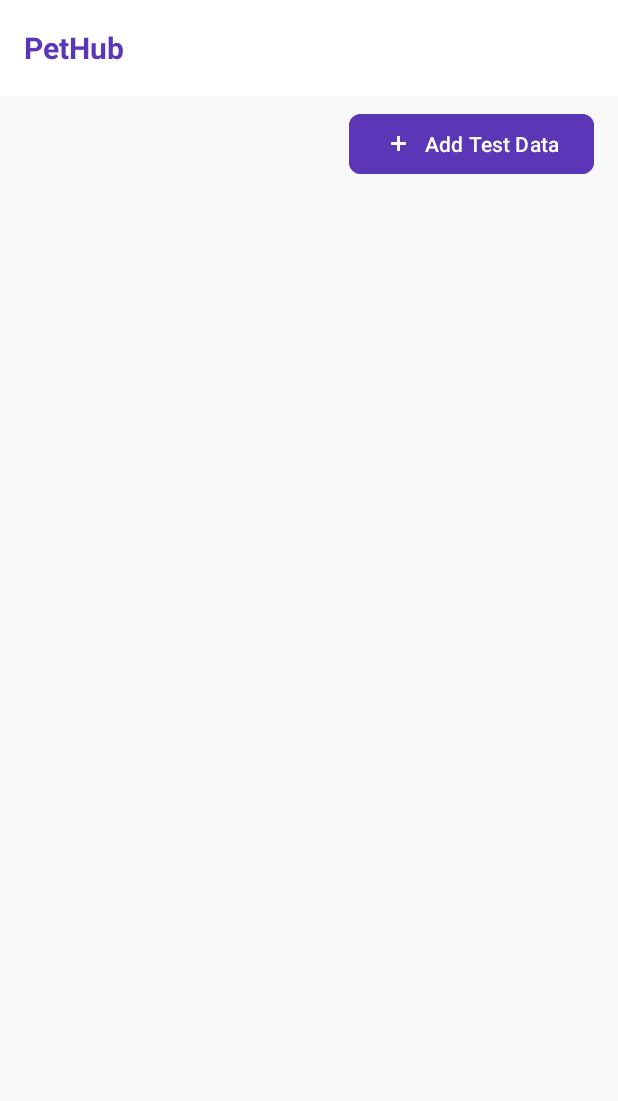
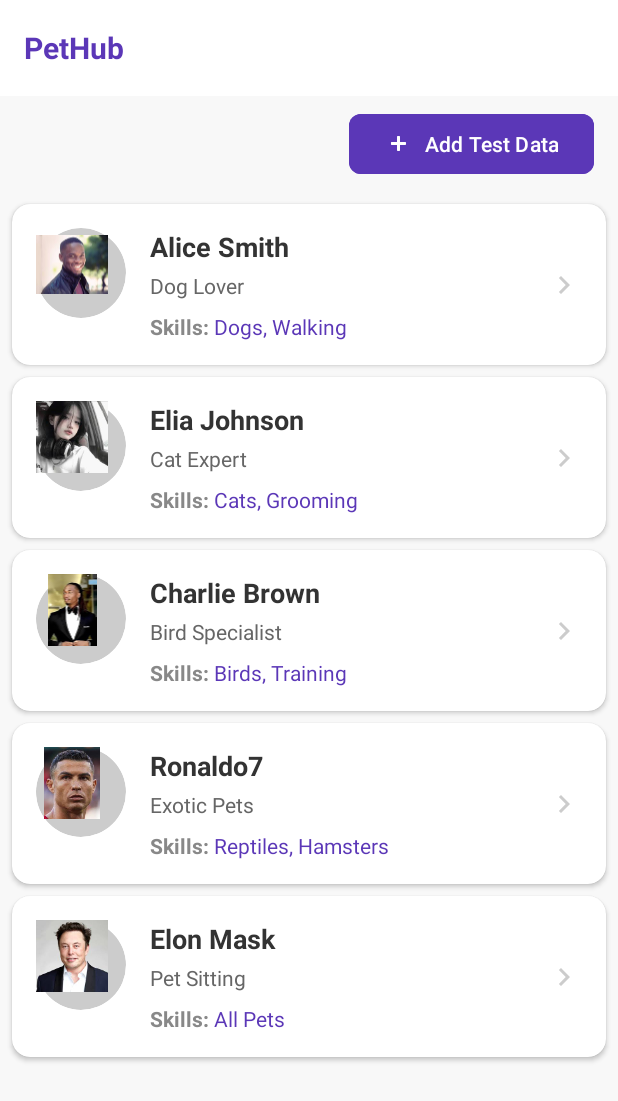
Before and after one commit to JosephTanKaiJun/Pet-Hub, an Android app: the SelectionActivity screen opened directly, with no data from a screen before it, on a phone screen of 412 x 824 dp. Shown: the top 1101 px of the screen. Run offline under Robolectric (Android 15) with nearby library versions, the phone set to English and light mode, and no system bars; our stand-ins replace CircleImageView; 1 statement that could not run was skipped.

Commit message:
add more message and images icon

```diff
--- a/app/build.gradle
+++ b/app/build.gradle
@@ -31,6 +31,8 @@ android {
 }
 
 dependencies {
+    implementation 'com.github.bumptech.glide:glide:4.16.0'
+    annotationProcessor 'com.github.bumptech.glide:compiler:4.16.0'
     implementation 'de.hdodenhof:circleimageview:3.1.0'
     implementation 'androidx.appcompat:appcompat:1.7.0'
     implementation 'com.google.android.material:material:1.12.0'
--- a/app/src/main/java/com/example/pethub/chat/SelectionActivity.java
+++ b/app/src/main/java/com/example/pethub/chat/SelectionActivity.java
@@ -32,17 +32,19 @@ public class SelectionActivity extends AppCompatActivity implements SitterAdapte
             finish();
         }
 
+
+
         dbHelper = new DatabaseHelper(this);
         initializeUI();
         loadSitters();
+        if (dbHelper.getSittersCount() == 0) {
+            addTestData();
+        }
     }
 
     private void initializeUI() {
         sitterRecyclerView = findViewById(R.id.sitterRecyclerView);
         sitterRecyclerView.setLayoutManager(new LinearLayoutManager(this));
-
-        Button btnAddTestData = findViewById(R.id.btnAddTestData);
-        btnAddTestData.setOnClickListener(v -> addTestData());
     }
 
     private void loadSitters() {
@@ -56,7 +58,8 @@ public class SelectionActivity extends AppCompatActivity implements SitterAdapte
                         cursor.getString(1),
                         cursor.getString(2),
                         cursor.getString(3),
-                        cursor.getString(4)
+                        cursor.getString(4),
+                        cursor.getInt(5)
                 ));
             } while(cursor.moveToNext());
         }
@@ -76,8 +79,17 @@ public class SelectionActivity extends AppCompatActivity implements SitterAdapte
     }
 
     private void addTestData() {
-        dbHelper.addSitter("Ava Lively", "Cat specialist", "Pets", "ava@example.com");
-        dbHelper.addSitter("John Green", "Plant expert", "Plants", "john@example.com");
+
+        // Add sitters with correct photo resources
+        dbHelper.addSitter("Alice Smith", "Dog Lover", "Dogs, Walking", "alice@example.com", R.drawable.user1);
+        dbHelper.addSitter("Elia Johnson", "Cat Expert", "Cats, Grooming", "bob@example.com", R.drawable.user2);
+        dbHelper.addSitter("Charlie Brown", "Bird Specialist", "Birds, Training", "charlie@example.com", R.drawable.user3);
+        dbHelper.addSitter("Ronaldo7", "Exotic Pets", "Reptiles, Hamsters", "diana@example.com", R.drawable.user4);
+        dbHelper.addSitter("Elon Mask", "Pet Sitting", "All Pets", "evan@example.com", R.drawable.user5);
         loadSitters();
     }
+
+
+
+
 }
--- a/app/src/main/java/com/example/pethub/chat/Sitter.java
+++ b/app/src/main/java/com/example/pethub/chat/Sitter.java
@@ -6,13 +6,16 @@ public class Sitter {
     private String bio;
     private String skills;
     private String email;
+    private int photoResId;
 
-    public Sitter(int id, String name, String bio, String skills, String email) {
+    public Sitter(int id, String name, String bio, String skills, String email, int photoResId) {
         this.id = id;
         this.name = name;
         this.bio = bio;
         this.skills = skills;
         this.email = email;
+        this.photoResId = photoResId;
+
     }
 
     public int getId() { return id; }
@@ -20,4 +23,7 @@ public class Sitter {
     public String getBio() { return bio; }
     public String getSkills() { return skills; }
     public String getEmail() { return email; }
+    public int getPhotoResId() {
+        return photoResId;
+    }
 }
--- a/app/src/main/java/com/example/pethub/chat/SitterAdapter.java
+++ b/app/src/main/java/com/example/pethub/chat/SitterAdapter.java
@@ -3,10 +3,11 @@ package com.example.pethub.chat;
 import android.view.LayoutInflater;
 import android.view.View;
 import android.view.ViewGroup;
+import android.widget.ImageView;
 import android.widget.TextView;
 import androidx.annotation.NonNull;
 import androidx.recyclerview.widget.RecyclerView;
-
+import com.bumptech.glide.Glide;
 import com.example.pethub.R;
 
 import java.util.List;
@@ -35,6 +36,10 @@ public class SitterAdapter extends RecyclerView.Adapter<SitterAdapter.SitterView
     @Override
     public void onBindViewHolder(@NonNull SitterViewHolder holder, int position) {
         Sitter sitter = sitters.get(position);
+        Glide.with(holder.itemView.getContext())
+                .load(sitter.getPhotoResId())
+                .placeholder(R.drawable.default_avatar)
+                .into(holder.ivSitterIcon);
         holder.tvName.setText(sitter.getName());
         holder.tvBio.setText(sitter.getBio());
         holder.tvSkills.setText(sitter.getSkills());
@@ -48,12 +53,14 @@ public class SitterAdapter extends RecyclerView.Adapter<SitterAdapter.SitterView
 
     static class SitterViewHolder extends RecyclerView.ViewHolder {
         TextView tvName, tvBio, tvSkills;
+        ImageView ivSitterIcon;
 
         public SitterViewHolder(@NonNull View itemView) {
             super(itemView);
             tvName = itemView.findViewById(R.id.tvName);
             tvBio = itemView.findViewById(R.id.tvBio);
             tvSkills = itemView.findViewById(R.id.tvSkills);
+            ivSitterIcon = itemView.findViewById(R.id.ivSitterIcon);
         }
     }
 }
--- a/app/src/main/java/com/example/pethub/database/DatabaseHelper.java
+++ b/app/src/main/java/com/example/pethub/database/DatabaseHelper.java
@@ -11,7 +11,7 @@ import java.util.Random;
 import com.example.pethub.chat.Message;
 public class DatabaseHelper extends SQLiteOpenHelper {
     private static final String DATABASE_NAME = "pethub.db";
-    private static final int DATABASE_VERSION = 2;
+    private static final int DATABASE_VERSION = 3;
 
     // Sitters table
     private static final String TABLE_SITTERS = "sitters";
@@ -42,7 +42,8 @@ public class DatabaseHelper extends SQLiteOpenHelper {
                 + COLUMN_NAME + " TEXT,"
                 + COLUMN_BIO + " TEXT,"
                 + COLUMN_SKILLS + " TEXT,"
-                + COLUMN_EMAIL + " TEXT)");
+                + COLUMN_EMAIL + " TEXT,"
+                + "PHOTO_RES_ID INTEGER)");
 
         // Messages table
         db.execSQL("CREATE TABLE " + TABLE_MESSAGES + "("
@@ -62,14 +63,16 @@ public class DatabaseHelper extends SQLiteOpenHelper {
     }
 
     // Sitter methods
-    public void addSitter(String name, String bio, String skills, String email) {
+    // Add this overloaded method
+    public void addSitter(String name, String bio, String skills, String email, int photoResId) {
         SQLiteDatabase db = this.getWritableDatabase();
         ContentValues values = new ContentValues();
-        values.put(COLUMN_NAME, name);
-        values.put(COLUMN_BIO, bio);
-        values.put(COLUMN_SKILLS, skills);
-        values.put(COLUMN_EMAIL, email);
-        db.insert(TABLE_SITTERS, null, values);
+        values.put("NAME", name);
+        values.put("BIO", bio);
+        values.put("SKILLS", skills);
+        values.put("EMAIL", email);
+        values.put("PHOTO_RES_ID", photoResId); // Add this line
+        db.insert("SITTERS", null, values);
         db.close();
     }
 
@@ -88,6 +91,15 @@ public class DatabaseHelper extends SQLiteOpenHelper {
         values.put(COLUMN_IS_USER, isUser ? 1 : 0);
         db.insert(TABLE_MESSAGES, null, values);
         db.close();
+    }
+
+    public int getSittersCount() {
+        SQLiteDatabase db = this.getReadableDatabase();
+        Cursor cursor = db.rawQuery("SELECT COUNT(*) FROM " + TABLE_SITTERS, null);
+        cursor.moveToFirst();
+        int count = cursor.getInt(0);
+        cursor.close();
+        return count;
     }
 
     public List<com.example.pethub.chat.Message> getMessages(int userId, int sitterId) {
--- a/app/src/main/java/com/example/pethub/userauthentication/AuthDatabaseHelper.java
+++ b/app/src/main/java/com/example/pethub/userauthentication/AuthDatabaseHelper.java
@@ -8,7 +8,7 @@ import android.database.sqlite.SQLiteOpenHelper;
 
 public class AuthDatabaseHelper extends SQLiteOpenHelper {
     private static final String DATABASE_NAME = "users.db";
-    private static final int DATABASE_VERSION = 1;
+    private static final int DATABASE_VERSION = 3;
 
     // Users table
     private static final String TABLE_USERS = "users";
--- a/app/src/main/java/com/example/pethub/userauthentication/LoginActivity.java
+++ b/app/src/main/java/com/example/pethub/userauthentication/LoginActivity.java
@@ -19,7 +19,8 @@ public class LoginActivity extends AppCompatActivity {
         setContentView(binding.getRoot());
 
         databaseHelper = new AuthDatabaseHelper(this);
-
+        binding.signupRedirectText.setOnClickListener(v ->
+                startActivity(new Intent(LoginActivity.this, SignupActivity.class)));
         binding.loginButton.setOnClickListener(v -> {
             String email = binding.loginEmail.getText().toString();
             String password = binding.loginPassword.getText().toString();
@@ -34,8 +35,7 @@ public class LoginActivity extends AppCompatActivity {
             }
         });
 
-        binding.signupRedirectText.setOnClickListener(v ->
-                startActivity(new Intent(LoginActivity.this, SignupActivity.class)));
+
     }
 
     private void startMainActivity(int userId) {
--- a/app/src/main/res/layout/sitter_item.xml
+++ b/app/src/main/res/layout/sitter_item.xml
@@ -19,6 +19,14 @@
             android:src="@drawable/default_avatar"
             app:layout_constraintStart_toStartOf="parent"
             app:layout_constraintTop_toTopOf="parent" />
+
+        <ImageView
+            android:id="@+id/ivSitterIcon"
+            android:layout_width="48dp"
+            android:layout_height="48dp"
+            android:src="@drawable/default_avatar"
+            app:layout_constraintStart_toStartOf="parent"
+            app:layout_constraintTop_toTopOf="parent"/>
 
         <TextView
             android:id="@+id/tvName"
```
Also changed, not shown: app/src/main/res/drawable/user1.jpg (added), app/src/main/res/drawable/user2.jpg (added), app/src/main/res/drawable/user3.jpg (added), app/src/main/res/drawable/user4.jpg (added), app/src/main/res/drawable/user5.jpg (added).
